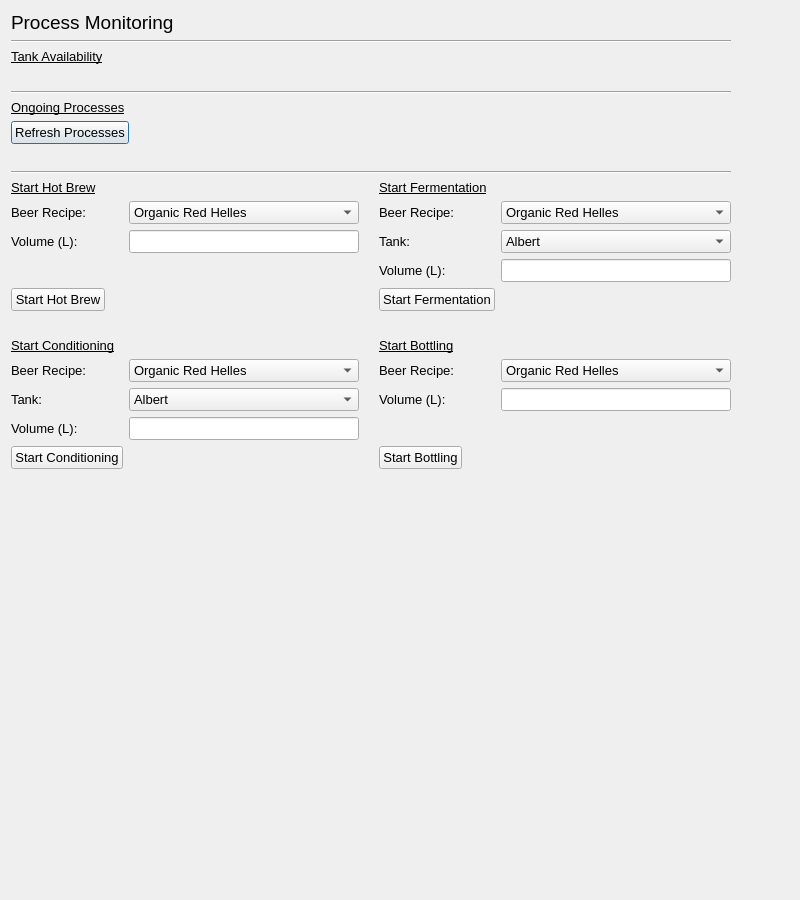
Above: process_monitoring.ui from IsaacCheng9/brewhouse-management before the change. Below: the same form after it.
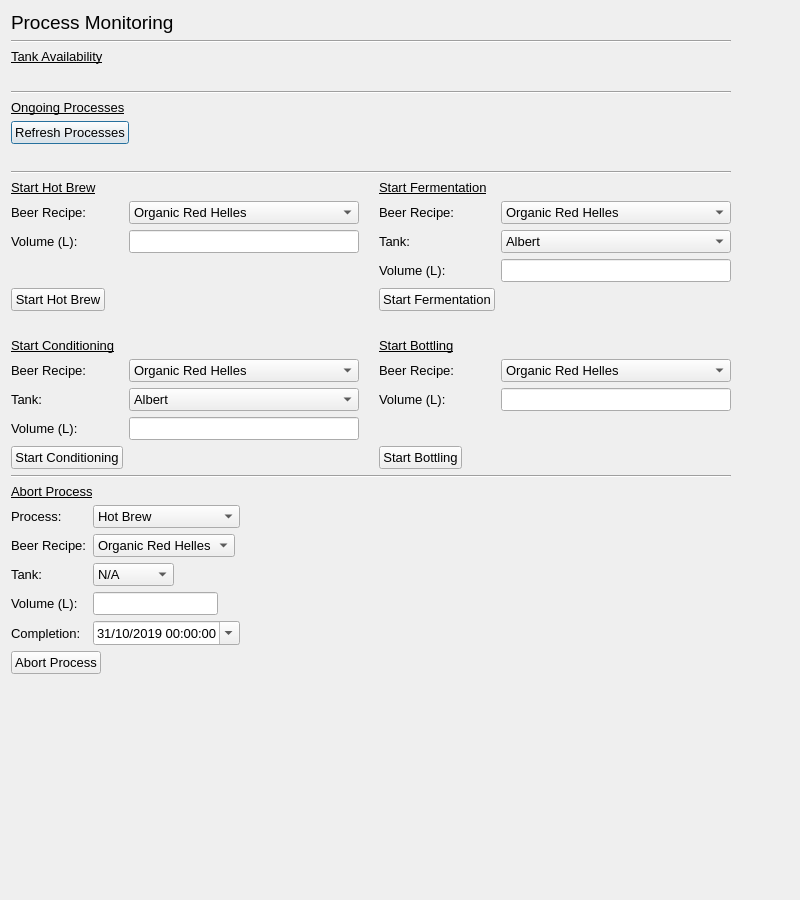
That is the form after the change.

Diff of the .ui file:
```diff
--- a/process_monitoring.ui
+++ b/process_monitoring.ui
@@ -479,6 +479,205 @@
           </item>
          </layout>
         </item>
+        <item>
+         <widget class="Line" name="hori_line_start_process">
+          <property name="orientation">
+           <enum>Qt::Horizontal</enum>
+          </property>
+         </widget>
+        </item>
+        <item>
+         <widget class="QLabel" name="lbl_abort_process">
+          <property name="font">
+           <font>
+            <underline>true</underline>
+            <kerning>true</kerning>
+           </font>
+          </property>
+          <property name="text">
+           <string>Abort Process</string>
+          </property>
+         </widget>
+        </item>
+        <item>
+         <layout class="QGridLayout" name="grid_layout_abort_process">
+          <item row="3" column="1" alignment="Qt::AlignLeft">
+           <widget class="QLineEdit" name="line_edit_abort_volume"/>
+          </item>
+          <item row="0" column="1">
+           <widget class="QComboBox" name="combo_box_abort_process">
+            <item>
+             <property name="text">
+              <string>Hot Brew</string>
+             </property>
+            </item>
+            <item>
+             <property name="text">
+              <string>Fermentation</string>
+             </property>
+            </item>
+            <item>
+             <property name="text">
+              <string>Conditioning</string>
+             </property>
+            </item>
+            <item>
+             <property name="text">
+              <string>Bottling</string>
+             </property>
+            </item>
+           </widget>
+          </item>
+          <item row="1" column="0" alignment="Qt::AlignLeft">
+           <widget class="QLabel" name="lbl_abort_recipe">
+            <property name="text">
+             <string>Beer Recipe:</string>
+            </property>
+           </widget>
+          </item>
+          <item row="0" column="0">
+           <widget class="QLabel" name="lbl_abort">
+            <property name="text">
+             <string>Process:</string>
+            </property>
+           </widget>
+          </item>
+          <item row="2" column="0" alignment="Qt::AlignLeft">
+           <widget class="QLabel" name="lbl_abort_tank">
+            <property name="text">
+             <string>Tank:</string>
+            </property>
+           </widget>
+          </item>
+          <item row="3" column="0" alignment="Qt::AlignLeft">
+           <widget class="QLabel" name="lbl_abort_volume">
+            <property name="text">
+             <string>Volume (L):</string>
+            </property>
+           </widget>
+          </item>
+          <item row="2" column="1" alignment="Qt::AlignLeft">
+           <widget class="QComboBox" name="combo_box_abort_tank">
+            <item>
+             <property name="text">
+              <string>N/A</string>
+             </property>
+            </item>
+            <item>
+             <property name="text">
+              <string>Albert</string>
+             </property>
+            </item>
+            <item>
+             <property name="text">
+              <string>Brigadier</string>
+             </property>
+            </item>
+            <item>
+             <property name="text">
+              <string>Camilla</string>
+             </property>
+            </item>
+            <item>
+             <property name="text">
+              <string>Dylon</string>
+             </property>
+            </item>
+            <item>
+             <property name="text">
+              <string>Emily</string>
+             </property>
+            </item>
+            <item>
+             <property name="text">
+              <string>Florence </string>
+             </property>
+            </item>
+            <item>
+             <property name="text">
+              <string>Gertrude</string>
+             </property>
+            </item>
+            <item>
+             <property name="text">
+              <string>Harry</string>
+             </property>
+            </item>
+            <item>
+             <property name="text">
+              <string>R2D2</string>
+             </property>
+            </item>
+           </widget>
+          </item>
+          <item row="4" column="1">
+           <widget class="QDateTimeEdit" name="date_time_edit_completion">
+            <property name="minimumDateTime">
+             <datetime>
+              <hour>0</hour>
+              <minute>0</minute>
+              <second>0</second>
+              <year>2019</year>
+              <month>10</month>
+              <day>31</day>
+             </datetime>
+            </property>
+            <property name="displayFormat">
+             <string>dd/MM/yyyy hh:mm:ss</string>
+            </property>
+            <property name="calendarPopup">
+             <bool>true</bool>
+            </property>
+           </widget>
+          </item>
+          <item row="1" column="1" alignment="Qt::AlignLeft">
+           <widget class="QComboBox" name="combo_box_abort_recipe">
+            <item>
+             <property name="text">
+              <string>Organic Red Helles</string>
+             </property>
+            </item>
+            <item>
+             <property name="text">
+              <string>Organic Pilsner</string>
+             </property>
+            </item>
+            <item>
+             <property name="text">
+              <string>Organic Dunkel</string>
+             </property>
+            </item>
+           </widget>
+          </item>
+          <item row="4" column="0">
+           <widget class="QLabel" name="lbl_abort_completion">
+            <property name="text">
+             <string>Completion:</string>
+            </property>
+           </widget>
+          </item>
+          <item row="1" column="2">
+           <spacer name="hori_spacer_abort_process">
+            <property name="orientation">
+             <enum>Qt::Horizontal</enum>
+            </property>
+            <property name="sizeHint" stdset="0">
+             <size>
+              <width>40</width>
+              <height>20</height>
+             </size>
+            </property>
+           </spacer>
+          </item>
+         </layout>
+        </item>
+        <item alignment="Qt::AlignLeft">
+         <widget class="QPushButton" name="btn_abort_process">
+          <property name="text">
+           <string>Abort Process</string>
+          </property>
+         </widget>
+        </item>
         <item>
          <spacer name="vert_spacer_monitoring">
           <property name="orientation">
```
